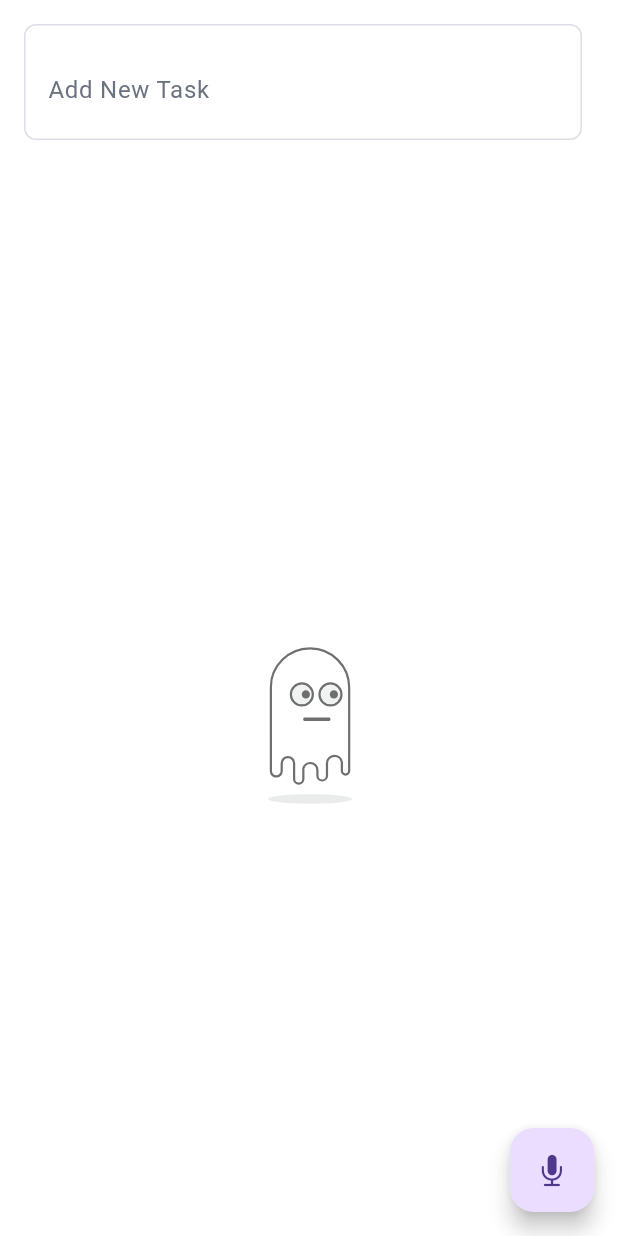
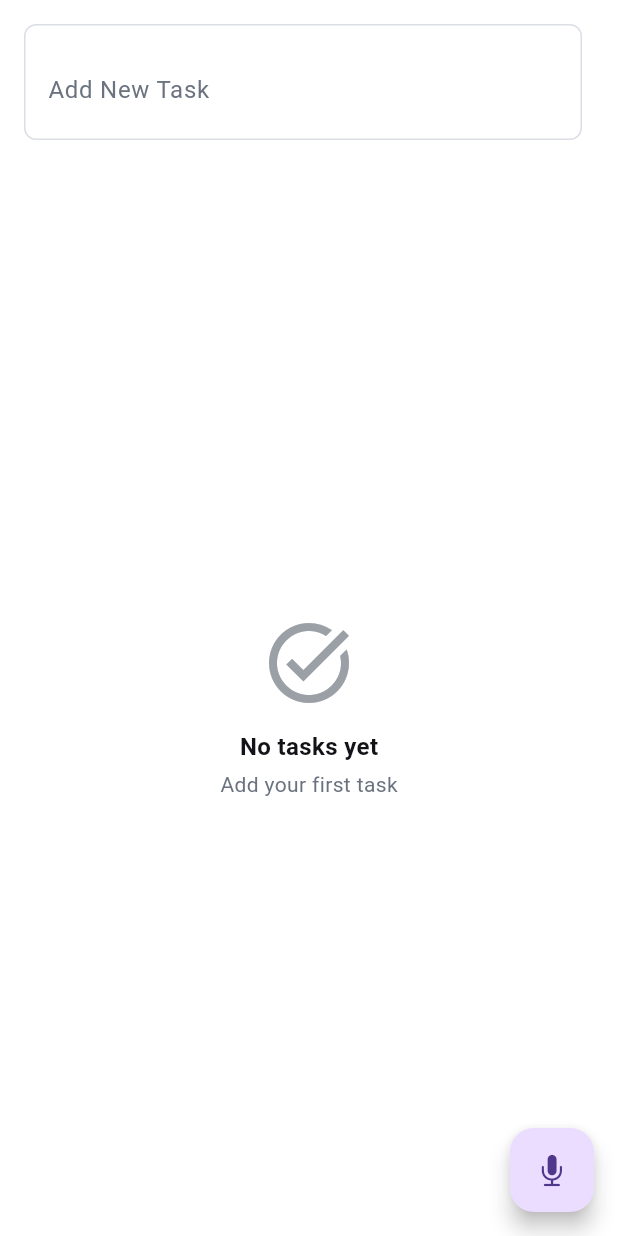
Before and after one commit to OmarAdel10/doist, a Flutter app: the HomeTab screen opened directly, on a phone screen of 412 x 824 dp. Run offline on Flutter 3.47's test engine with Material 3 defaults, Android fonts, the phone set to English and light mode, and no system bars; drawn by our look-alikes of flutter_animate; our stand-ins replace bloc, equatable, flutter_bloc, flutter_secure_storage, flutter_slidable, google_generative_ai and 3 more; missing offline and left inert: record; accounts and stored records are empty.

Commit message:
✨ feat(ui): polish task list UX — empty state, priorities, haptics, refresh
* New EmptyTasks widget replaces the looping Lottie in TasksList: task
  icon + localized title/hint with a fade-in.
* New PriorityChip widget (low = green, medium = amber, high = red);
  shown densely in each TaskTile subtitle next to the due date (MMM d)
  when one exists.
* Haptic feedback: light impact on checkbox toggle, medium impact on
  slide-delete.
* New HomeTabRefreshTasks event re-emits the current list for the
  pull-to-refresh gesture; TasksList is wrapped in a RefreshIndicator
  (non-empty state) with a short visible spinner.
* bloc/widget tests for the empty state, the priority chip and the
  refresh event.

Co-Authored-By: Claude Code <noreply@anthropic.com>

```diff
--- /dev/null
+++ b/lib/home_tab/view/widgets/empty_tasks.dart
@@ -0,0 +1,40 @@
+import 'package:doist/generated/l10n.dart';
+import 'package:doist/shared/app_theme.dart';
+import 'package:doist/shared/font_manager.dart';
+import 'package:flutter/material.dart';
+import 'package:flutter_animate/flutter_animate.dart';
+
+/// Empty-state shown when the task list has no tasks.
+class EmptyTasks extends StatelessWidget {
+  const EmptyTasks({super.key});
+
+  @override
+  Widget build(BuildContext context) {
+    final localization = S.of(context);
+    return Center(
+      child: Column(
+        mainAxisAlignment: MainAxisAlignment.center,
+        children: [
+          Icon(Icons.task_alt, size: 64, color: AppTheme.lightModeLightGrey),
+          const SizedBox(height: 12),
+          Text(
+            localization.no_tasks_yet,
+            style: TextStyle(
+              fontSize: FontManager.f16,
+              fontWeight: FontManager.semiBold,
+              color: AppTheme.lightModeBlack,
+            ),
+          ),
+          const SizedBox(height: 4),
+          Text(
+            localization.add_first_task,
+            style: TextStyle(
+              fontSize: FontManager.f14,
+              color: AppTheme.lightModeTextGrey,
+            ),
+          ),
+        ],
+      ).animate().fadeIn(duration: 400.ms, curve: Curves.easeIn),
+    );
+  }
+}
--- a/lib/home_tab/view/widgets/tasks_list.dart
+++ b/lib/home_tab/view/widgets/tasks_list.dart
@@ -1,3 +1,4 @@
+import 'package:doist/home_tab/view/widgets/empty_tasks.dart';
 import 'package:doist/home_tab/view/widgets/task_tile.dart';
 import 'package:doist/home_tab/view_model/home_tab_events.dart';
 import 'package:doist/home_tab/view_model/home_tab_states.dart';
@@ -5,9 +6,9 @@ import 'package:doist/home_tab/view_model/home_tab_view_model.dart';
 import 'package:doist/shared/app_theme.dart';
 import 'package:flutter/cupertino.dart';
 import 'package:flutter/material.dart';
+import 'package:flutter/services.dart';
 import 'package:flutter_bloc/flutter_bloc.dart';
 import 'package:flutter_slidable/flutter_slidable.dart';
-import 'package:lottie/lottie.dart';
 
 class TasksList extends StatelessWidget {
   const TasksList({super.key});
@@ -17,26 +18,29 @@ class TasksList extends StatelessWidget {
     return Expanded(
       child: BlocBuilder<HomeTabBloc, HomeTabState>(
         builder: (context, state) {
-          return state.tasksList.isEmpty
-              ? Lottie.asset(
-                  'assets/lottie/empty.json',
-                  width: MediaQuery.sizeOf(context).width * 0.5,
-                  height: MediaQuery.sizeOf(context).width * 0.5,
-                  fit: BoxFit.contain,
-                )
-              : ListView.separated(
+          if (state.tasksList.isEmpty) {
+            return const EmptyTasks();
+          }
+          return RefreshIndicator(
+            onRefresh: () async {
+              // Re-emit the current list (keeps hydration semantics honest)
+              // and give the pull gesture a short visible spinner.
+              context.read<HomeTabBloc>().add(HomeTabRefreshTasks());
+              await Future<void>.delayed(const Duration(milliseconds: 300));
+            },
+            child: ListView.separated(
               itemBuilder: (context, index) => Slidable(
                 endActionPane: ActionPane(
                   motion: StretchMotion(),
                   extentRatio: 0.3,
                   children: [
                     SlidableAction(
-                          onPressed: (context) =>
+                      onPressed: (context) {
+                        HapticFeedback.mediumImpact();
                         context.read<HomeTabBloc>().add(
-                                HomeTabDeleteTask(
-                                  taskId: state.tasksList[index].id,
-                                ),
-                              ),
+                          HomeTabDeleteTask(taskId: state.tasksList[index].id),
+                        );
+                      },
                       backgroundColor: Colors.redAccent,
                       icon: CupertinoIcons.delete,
                       foregroundColor: AppTheme.lightModePrimary,
@@ -58,6 +62,7 @@ class TasksList extends StatelessWidget {
                 color: AppTheme.lightModeDividerGrey,
               ),
               itemCount: state.tasksList.length,
+            ),
           );
         },
       ),
--- a/lib/home_tab/view_model/home_tab_events.dart
+++ b/lib/home_tab/view_model/home_tab_events.dart
@@ -43,3 +43,8 @@ class HomeTabReplaceTasks extends HomeTabEvents {
   @override
   List<Object?> get props => [tasks];
 }
+
+class HomeTabRefreshTasks extends HomeTabEvents {
+  @override
+  List<Object?> get props => [];
+}
--- a/lib/home_tab/view_model/home_tab_view_model.dart
+++ b/lib/home_tab/view_model/home_tab_view_model.dart
@@ -39,6 +39,10 @@ class HomeTabBloc extends HydratedBloc<HomeTabEvents, HomeTabState> {
     on<HomeTabReplaceTasks>((event, emit) {
       emit(HomeTabUpdate(tasksList: event.tasks));
     });
+
+    on<HomeTabRefreshTasks>((event, emit) {
+      emit(HomeTabUpdate(tasksList: state.tasksList));
+    });
   }
 
   @override
```
Also changed, not shown: lib/home_tab/view/widgets/priority_chip.dart (added, +54 -0 lines), lib/home_tab/view/widgets/task_tile.dart (+25 -1 lines), 3 other files. Lines whose indentation alone changed are shown as unchanged.
